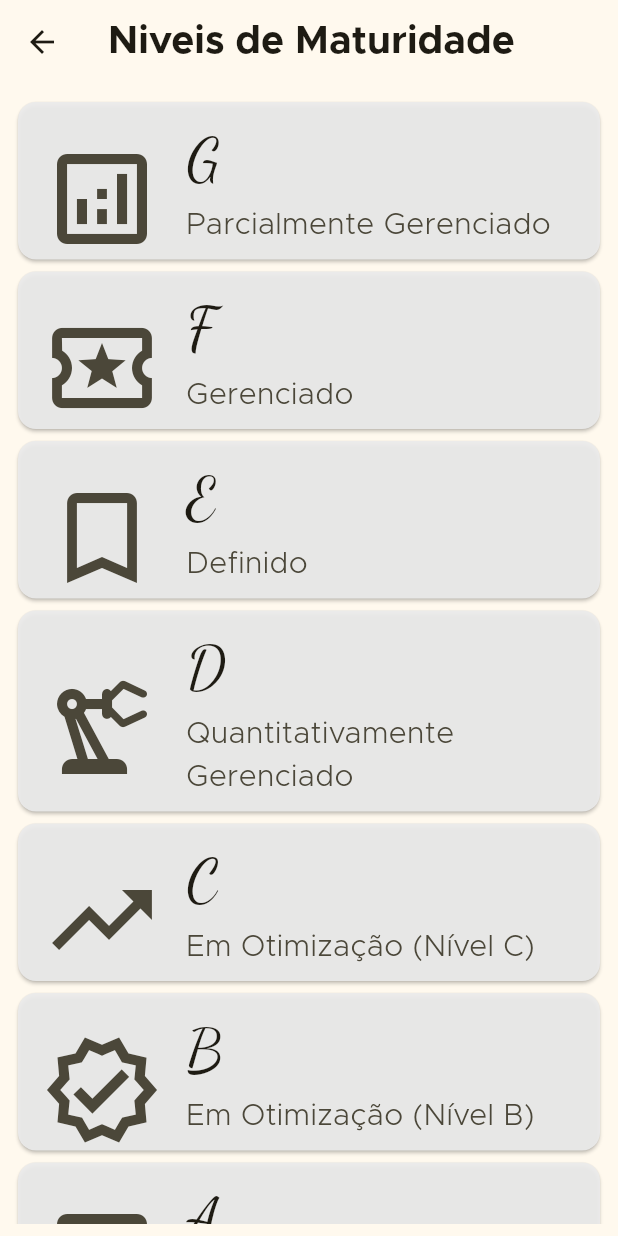
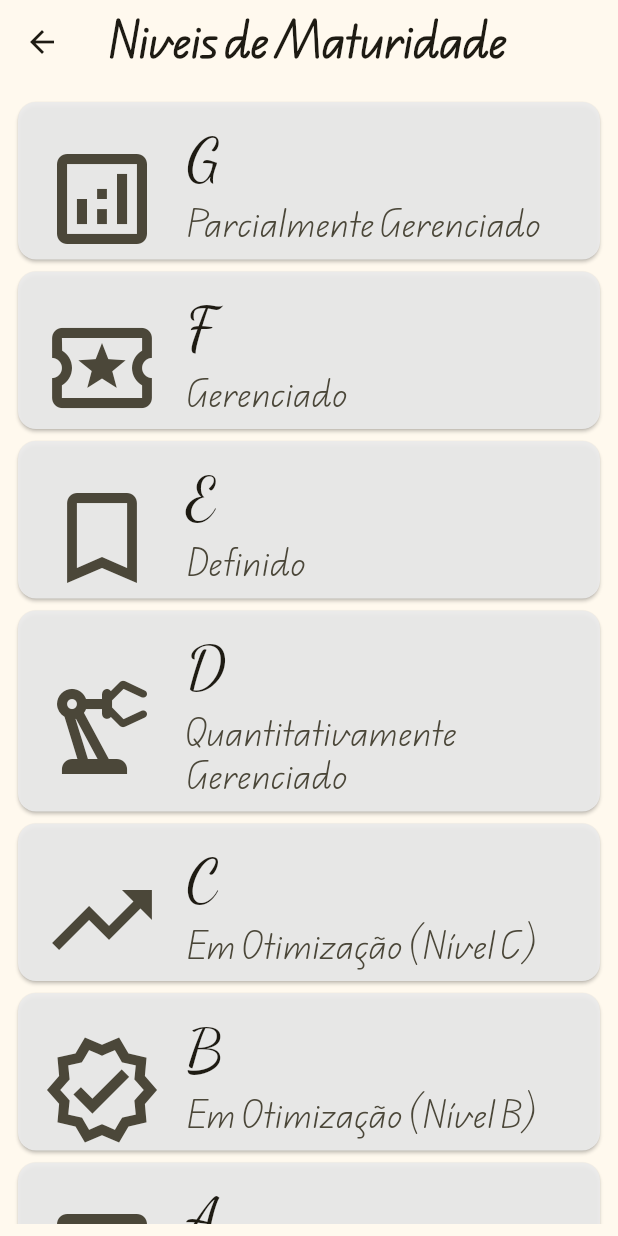
Before and after one commit to DanielBrown1998/msbrapp, a Flutter app: the screen it shows after launch, after a tap on "iniciar", on a phone screen of 412 x 824 dp. Run offline on Flutter 3.47's test engine with Material 3 defaults, Android fonts, the light colour scheme and no system bars; our stand-ins replace get; network calls fail; project files that could hold a hidden picture were left out.

Commit message:
feat: insert new page and dependeces of level

```diff
--- a/lib/components/levelCard.dart
+++ b/lib/components/levelCard.dart
@@ -33,7 +33,7 @@ class LevelCard extends StatelessWidget {
           ),
           subtitle: Text(
             level.description,
-            style: TextStyle(fontSize: 20, fontFamily: "Metropolis-Light"),
+            style: TextStyle(fontSize: 20, fontFamily: "Edu"),
           ),
           enabled: true,
           shape: RoundedRectangleBorder(
--- a/lib/controller/controller.dart
+++ b/lib/controller/controller.dart
@@ -1,14 +1,49 @@
+import 'package:flutter/material.dart';
 import 'package:get/get.dart';
 import 'package:msbrapp/models/company.dart';
+import 'package:msbrapp/models/level.dart';
 import 'package:msbrapp/models/question.dart';
 
 class ControllerLevels extends GetxController {
+  RxList<Level> allLevels =
+      [
+        Level(
+          name: "G",
+          description: "Parcialmente Gerenciado",
+          icon: Icons.analytics_outlined,
+        ),
+        Level(
+          name: "F",
+          description: "Gerenciado",
+          icon: Icons.local_activity_outlined,
+        ),
+        Level(
+          name: "E",
+          description: "Definido",
+          icon: Icons.bookmark_border_outlined,
+        ),
+        Level(
+          name: "D",
+          description: "Quantitativamente Gerenciado",
+          icon: Icons.precision_manufacturing_outlined,
+        ),
+        Level(
+          name: "C",
+          description: "Em Otimização (Nível C)",
+          icon: Icons.trending_up_outlined,
+        ),
+        Level(
+          name: "B",
+          description: "Em Otimização (Nível B)",
+          icon: Icons.verified_outlined,
+        ),
+        Level(
+          name: "A",
+          description: "Em Avaliação",
+          icon: Icons.assessment_outlined,
+        ),
+      ].obs;
   RxList levels = [].obs;
-
-  addLevel(String level) {
-    levels.add(level);
-    update();
-  }
 }
 
 class ControllerLevel extends GetxController {
@@ -17,6 +52,8 @@ class ControllerLevel extends GetxController {
   RxList choices = [].obs;
   RxList answers = [].obs;
   RxBool aproved = false.obs;
+
+
 }
 
 class ControllerCompanies extends GetxController {
--- a/lib/main.dart
+++ b/lib/main.dart
@@ -12,6 +12,7 @@ class MpsBrApp extends StatelessWidget {
   @override
   Widget build(BuildContext context) {
     return GetMaterialApp(
+      debugShowCheckedModeBanner: false,
       title: 'Flutter Demo',
       theme: ThemeData(
         colorScheme: ColorScheme.fromSeed(
--- a/lib/screens/home.dart
+++ b/lib/screens/home.dart
@@ -33,7 +33,7 @@ class _HomeState extends State<Home> {
             children: <Widget>[
               const Text(
                 'MPS Br.',
-                style: TextStyle(fontFamily: "DancingScript", fontSize: 40),
+                style: TextStyle(fontFamily: "Edu", fontSize: 40),
               ),
               Text(
                 description,
@@ -58,7 +58,8 @@ class _HomeState extends State<Home> {
                           "iniciar",
                           style: TextStyle(
                             fontSize: 20,
-                            fontFamily: "Metropolis-Bold",
+                            fontFamily: "Edu",
+                            fontWeight: FontWeight.bold,
                           ),
                         ),
                       ],
--- a/lib/screens/levels.dart
+++ b/lib/screens/levels.dart
@@ -2,7 +2,6 @@ import 'package:flutter/material.dart';
 import 'package:get/get.dart';
 import 'package:msbrapp/components/levelCard.dart';
 import 'package:msbrapp/controller/controller.dart';
-import 'package:msbrapp/models/level.dart';
 
 class LevelsScreen extends StatefulWidget {
   const LevelsScreen({super.key});
@@ -12,62 +11,28 @@ class LevelsScreen extends StatefulWidget {
 }
 
 class _LevelsScreenState extends State<LevelsScreen> {
-  List<Level> levels = [
-    Level(
-      name: "G",
-      description: "Parcialmente Gerenciado",
-      icon: Icons.analytics_outlined,
-    ),
-    Level(
-      name: "F",
-      description: "Gerenciado",
-      icon: Icons.local_activity_outlined,
-    ),
-    Level(
-      name: "E",
-      description: "Definido",
-      icon: Icons.bookmark_border_outlined,
-    ),
-    Level(
-      name: "D",
-      description: "Quantitativamente Gerenciado",
-      icon: Icons.precision_manufacturing_outlined,
-    ),
-    Level(
-      name: "C",
-      description: "Em Otimização (Nível C)",
-      icon: Icons.trending_up_outlined,
-    ),
-    Level(
-      name: "B",
-      description: "Em Otimização (Nível B)",
-      icon: Icons.verified_outlined,
-    ),
-    Level(
-      name: "A",
-      description: "Em Avaliação",
-      icon: Icons.assessment_outlined,
-    ),
-  ];
-
   @override
   Widget build(BuildContext context) {
     final ControllerLevels controller = Get.put(ControllerLevels());
-    controller.levels.addAll(levels);
     return Scaffold(
       appBar: AppBar(
         title: const Text(
           'Niveis de Maturidade',
-          style: TextStyle(fontFamily: "Metropolis-Bold", fontSize: 26),
+          style: TextStyle(
+            fontFamily: "Edu",
+            fontSize: 26,
+            fontWeight: FontWeight.bold,
+          ),
         ),
       ),
       body: Padding(
         padding: const EdgeInsets.all(8.0),
         child: ListView.builder(
+          itemCount: controller.allLevels.length,
           itemBuilder: (context, index) {
-            return LevelCard(level: controller.levels[index]);
+
+            return LevelCard(level: controller.allLevels[index]);
           },
-          itemCount: levels.length,
         ),
       ),
     );
--- a/pubspec.yaml
+++ b/pubspec.yaml
@@ -89,5 +89,8 @@ flutter:
     - family: Metropolis-Light
       fonts:
         - asset: fonts/Metropolis-Light.otf
+    - family: Edu
+      fonts:
+        - asset: fonts/EduQLDHand-Regular.ttf
   # For details regarding fonts from package dependencies,
   # see https://flutter.dev/to/font-from-package
```
Also changed, not shown: lib/screens/questions.dart (+49 -9 lines), fonts/EduQLDHand-Bold.ttf (added), fonts/EduQLDHand-Medium.ttf (added), fonts/EduQLDHand-Regular.ttf (added), fonts/EduQLDHand-SemiBold.ttf (added).
